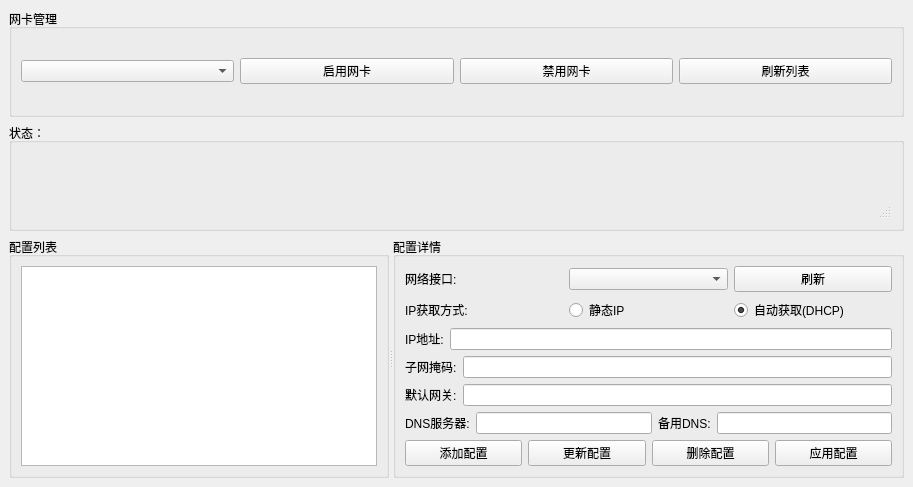
The window that NetworkConfigManager/mainwindow.ui (mawenshui/My_Tools_Project) describes before a commit, drawn with Qt 5.
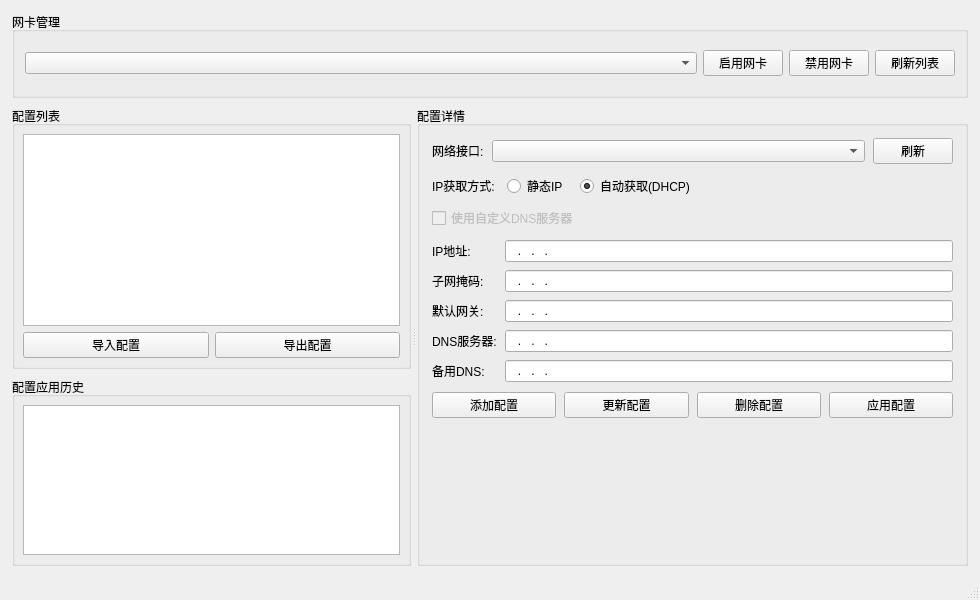
The same window after the commit. Icons and pictures are not drawn.

Patch:
```diff
--- a/NetworkConfigManager/mainwindow.ui
+++ b/NetworkConfigManager/mainwindow.ui
@@ -6,10 +6,16 @@
    <rect>
     <x>0</x>
     <y>0</y>
-    <width>913</width>
-    <height>487</height>
+    <width>980</width>
+    <height>600</height>
    </rect>
   </property>
+  <property name="minimumSize">
+   <size>
+    <width>900</width>
+    <height>550</height>
+   </size>
+  </property>
   <property name="windowTitle">
    <string>IP配置管理器(by:mws)</string>
   </property>
@@ -19,19 +25,71 @@
   </property>
   <widget class="QWidget" name="centralWidget">
    <layout class="QGridLayout" name="gridLayout_3">
+    <property name="spacing">
+     <number>8</number>
+    </property>
+    <property name="leftMargin">
+     <number>12</number>
+    </property>
+    <property name="topMargin">
+     <number>12</number>
+    </property>
+    <property name="rightMargin">
+     <number>12</number>
+    </property>
+    <property name="bottomMargin">
+     <number>12</number>
+    </property>
     <item row="0" column="0">
      <layout class="QVBoxLayout" name="verticalLayout">
+      <property name="spacing">
+       <number>8</number>
+      </property>
       <item>
        <widget class="QGroupBox" name="groupBox_Interface">
         <property name="title">
          <string>网卡管理</string>
         </property>
         <layout class="QGridLayout" name="gridLayout_2">
+         <property name="spacing">
+          <number>6</number>
+         </property>
+         <property name="leftMargin">
+          <number>10</number>
+         </property>
+         <property name="topMargin">
+          <number>10</number>
+         </property>
+         <property name="rightMargin">
+          <number>10</number>
+         </property>
+         <property name="bottomMargin">
+          <number>10</number>
+         </property>
          <item row="0" column="0">
-          <widget class="QComboBox" name="networkInterfaceCombo"/>
+          <widget class="QComboBox" name="networkInterfaceCombo">
+           <property name="sizePolicy">
+            <sizepolicy hsizetype="Expanding" vsizetype="Fixed">
+             <horstretch>0</horstretch>
+             <verstretch>0</verstretch>
+            </sizepolicy>
+           </property>
+           <property name="minimumSize">
+            <size>
+             <width>300</width>
+             <height>0</height>
+            </size>
+           </property>
+          </widget>
          </item>
          <item row="0" column="1">
           <widget class="QPushButton" name="enableInterfaceBtn">
+           <property name="minimumSize">
+            <size>
+             <width>80</width>
+             <height>0</height>
+            </size>
+           </property>
            <property name="text">
             <string>启用网卡</string>
            </property>
@@ -39,6 +97,12 @@
          </item>
          <item row="0" column="2">
           <widget class="QPushButton" name="disableInterfaceBtn">
+           <property name="minimumSize">
+            <size>
+             <width>80</width>
+             <height>0</height>
+            </size>
+           </property>
            <property name="text">
             <string>禁用网卡</string>
            </property>
@@ -46,6 +110,12 @@
          </item>
          <item row="0" column="3">
           <widget class="QPushButton" name="refreshInterfacesBtn">
+           <property name="minimumSize">
+            <size>
+             <width>80</width>
+             <height>0</height>
+            </size>
+           </property>
            <property name="text">
             <string>刷新列表</string>
            </property>
@@ -54,36 +124,118 @@
         </layout>
        </widget>
       </item>
-      <item>
-       <widget class="QGroupBox" name="groupBox_2">
-        <property name="title">
-         <string>状态：</string>
-        </property>
-        <layout class="QGridLayout" name="gridLayout">
-         <item row="0" column="0">
-          <widget class="QStatusBar" name="statusBar"/>
-         </item>
-        </layout>
-       </widget>
-      </item>
       <item>
        <widget class="QSplitter" name="splitter">
         <property name="orientation">
          <enum>Qt::Horizontal</enum>
         </property>
-        <widget class="QGroupBox" name="configGroupBox">
-         <property name="title">
-          <string>配置列表</string>
-         </property>
-         <layout class="QVBoxLayout" name="verticalLayout_2">
+        <property name="handleWidth">
+         <number>6</number>
+        </property>
+        <widget class="QWidget" name="leftPanel">
+         <layout class="QVBoxLayout" name="leftLayout">
+          <property name="spacing">
+           <number>8</number>
+          </property>
+          <property name="leftMargin">
+           <number>0</number>
+          </property>
+          <property name="topMargin">
+           <number>0</number>
+          </property>
+          <property name="rightMargin">
+           <number>0</number>
+          </property>
+          <property name="bottomMargin">
+           <number>0</number>
+          </property>
           <item>
-           <widget class="QListWidget" name="configList">
-            <property name="minimumSize">
-             <size>
-              <width>200</width>
-              <height>0</height>
-             </size>
+           <widget class="QGroupBox" name="configGroupBox">
+            <property name="title">
+             <string>配置列表</string>
             </property>
+            <layout class="QVBoxLayout" name="verticalLayout_2">
+             <property name="spacing">
+              <number>6</number>
+             </property>
+             <property name="leftMargin">
+              <number>8</number>
+             </property>
+             <property name="topMargin">
+              <number>8</number>
+             </property>
+             <property name="rightMargin">
+              <number>8</number>
+             </property>
+             <property name="bottomMargin">
+              <number>8</number>
+             </property>
+             <item>
+              <widget class="QListWidget" name="configList">
+               <property name="minimumSize">
+                <size>
+                 <width>220</width>
+                 <height>0</height>
+                </size>
+               </property>
+              </widget>
+             </item>
+             <item>
+              <layout class="QHBoxLayout" name="importExportLayout">
+               <property name="spacing">
+                <number>6</number>
+               </property>
+               <item>
+                <widget class="QPushButton" name="importButton">
+                 <property name="text">
+                  <string>导入配置</string>
+                 </property>
+                </widget>
+               </item>
+               <item>
+                <widget class="QPushButton" name="exportButton">
+                 <property name="text">
+                  <string>导出配置</string>
+                 </property>
+                </widget>
+               </item>
+              </layout>
+             </item>
+            </layout>
+           </widget>
+          </item>
+          <item>
+           <widget class="QGroupBox" name="groupBox_History">
+            <property name="title">
+             <string>配置应用历史</string>
+            </property>
+            <layout class="QVBoxLayout" name="verticalLayout_History">
+             <property name="spacing">
+              <number>6</number>
+             </property>
+             <property name="leftMargin">
+              <number>8</number>
+             </property>
+             <property name="topMargin">
+              <number>8</number>
+             </property>
+             <property name="rightMargin">
+              <number>8</number>
+             </property>
+             <property name="bottomMargin">
+              <number>8</number>
+             </property>
+             <item>
+              <widget class="QListWidget" name="historyListWidget">
+               <property name="maximumSize">
+                <size>
+                 <width>16777215</width>
+                 <height>150</height>
+                </size>
+               </property>
+              </widget>
+             </item>
+            </layout>
            </widget>
           </item>
          </layout>
@@ -93,8 +245,26 @@
           <string>配置详情</string>
          </property>
          <layout class="QVBoxLayout" name="verticalLayout_3">
+          <property name="spacing">
+           <number>10</number>
+          </property>
+          <property name="leftMargin">
+           <number>12</number>
+          </property>
+          <property name="topMargin">
+           <number>12</number>
+          </property>
+          <property name="rightMargin">
+           <number>12</number>
+          </property>
+          <property name="bottomMargin">
+           <number>12</number>
+          </property>
           <item>
            <layout class="QHBoxLayout" name="horizontalLayout_2">
+            <property name="spacing">
+             <number>8</number>
+            </property>
             <item>
              <widget class="QLabel" name="label">
               <property name="text">
@@ -103,7 +273,14 @@
              </widget>
             </item>
             <item>
-             <widget class="QComboBox" name="interfaceCombo"/>
+             <widget class="QComboBox" name="interfaceCombo">
+              <property name="sizePolicy">
+               <sizepolicy hsizetype="Expanding" vsizetype="Fixed">
+                <horstretch>0</horstretch>
+                <verstretch>0</verstretch>
+               </sizepolicy>
+              </property>
+             </widget>
             </item>
             <item>
              <widget class="QPushButton" name="refreshButton">
@@ -119,101 +296,148 @@
            </layout>
           </item>
           <item>
-           <layout class="QHBoxLayout" name="horizontalLayout_3">
+           <layout class="QVBoxLayout" name="dhcpModeLayout">
+            <property name="spacing">
+             <number>8</number>
+            </property>
             <item>
-             <widget class="QLabel" name="label_2">
-              <property name="text">
-               <string>IP获取方式:</string>
+             <layout class="QHBoxLayout" name="horizontalLayout_3">
+              <property name="spacing">
+               <number>12</number>
               </property>
-             </widget>
+              <item>
+               <widget class="QLabel" name="label_2">
+                <property name="text">
+                 <string>IP获取方式:</string>
+                </property>
+               </widget>
+              </item>
+              <item>
+               <widget class="QRadioButton" name="staticRadio">
+                <property name="text">
+                 <string>静态IP</string>
+                </property>
+               </widget>
+              </item>
+              <item>
+               <widget class="QRadioButton" name="dhcpRadio">
+                <property name="text">
+                 <string>自动获取(DHCP)</string>
+                </property>
+                <property name="checked">
+                 <bool>true</bool>
+                </property>
+               </widget>
+              </item>
+              <item>
+               <spacer name="horizontalSpacer">
+                <property name="orientation">
+                 <enum>Qt::Horizontal</enum>
+                </property>
+                <property name="sizeHint" stdset="0">
+                 <size>
+                  <width>40</width>
+                  <height>20</height>
+                 </size>
+                </property>
+               </spacer>
+              </item>
+             </layout>
             </item>
             <item>
-             <widget class="QRadioButton" name="staticRadio">
+             <widget class="QCheckBox" name="customDnsCheckBox">
               <property name="text">
-               <string>静态IP</string>
+               <string>使用自定义DNS服务器</string>
               </property>
-             </widget>
-            </item>
-            <item>
-             <widget class="QRadioButton" name="dhcpRadio">
-              <property name="text">
-               <string>自动获取(DHCP)</string>
-              </property>
-              <property name="checked">
-               <bool>true</bool>
+              <property name="enabled">
+               <bool>false</bool>
               </property>
              </widget>
             </item>
            </layout>
           </item>
           <item>
-           <layout class="QHBoxLayout" name="horizontalLayout_4">
-            <item>
+           <layout class="QFormLayout" name="formLayout">
+            <property name="spacing">
+             <number>8</number>
+            </property>
+            <item row="0" column="0">
              <widget class="QLabel" name="label_3">
               <property name="text">
                <string>IP地址:</string>
               </property>
              </widget>
             </item>
-            <item>
-             <widget class="QLineEdit" name="ipEdit"/>
+            <item row="0" column="1">
+             <widget class="QLineEdit" name="ipEdit">
+              <property name="inputMask">
+               <string>000.000.000.000; </string>
+              </property>
+             </widget>
             </item>
-           </layout>
-          </item>
-          <item>
-           <layout class="QHBoxLayout" name="horizontalLayout_5">
-            <item>
+            <item row="1" column="0">
              <widget class="QLabel" name="label_4">
               <property name="text">
                <string>子网掩码:</string>
               </property>
              </widget>
             </item>
-            <item>
-             <widget class="QLineEdit" name="subnetEdit"/>
+            <item row="1" column="1">
+             <widget class="QLineEdit" name="subnetEdit">
+              <property name="inputMask">
+               <string>000.000.000.000; </string>
+              </property>
+             </widget>
             </item>
-           </layout>
-          </item>
-          <item>
-           <layout class="QHBoxLayout" name="horizontalLayout_6">
-            <item>
+            <item row="2" column="0">
              <widget class="QLabel" name="label_5">
               <property name="text">
                <string>默认网关:</string>
               </property>
              </widget>
             </item>
-            <item>
-             <widget class="QLineEdit" name="gatewayEdit"/>
+            <item row="2" column="1">
+             <widget class="QLineEdit" name="gatewayEdit">
+              <property name="inputMask">
+               <string>000.000.000.000; </string>
+              </property>
+             </widget>
             </item>
-           </layout>
-          </item>
-          <item>
-           <layout class="QHBoxLayout" name="horizontalLayout_7">
-            <item>
+            <item row="3" column="0">
              <widget class="QLabel" name="label_6">
               <property name="text">
                <string>DNS服务器:</string>
               </property>
              </widget>
             </item>
-            <item>
-             <widget class="QLineEdit" name="primaryDnsEdit"/>
+            <item row="3" column="1">
+             <widget class="QLineEdit" name="primaryDnsEdit">
+              <property name="inputMask">
+               <string>000.000.000.000; </string>
+              </property>
+             </widget>
             </item>
-            <item>
+            <item row="4" column="0">
              <widget class="QLabel" name="label_7">
               <property name="text">
                <string>备用DNS:</string>
               </property>
              </widget>
             </item>
-            <item>
-             <widget class="QLineEdit" name="secondaryDnsEdit"/>
+            <item row="4" column="1">
+             <widget class="QLineEdit" name="secondaryDnsEdit">
+              <property name="inputMask">
+               <string>000.000.000.000; </string>
+              </property>
+             </widget>
             </item>
            </layout>
           </item>
           <item>
            <layout class="QHBoxLayout" name="horizontalLayout_8">
+            <property name="spacing">
+             <number>8</number>
+            </property>
             <item>
              <widget class="QPushButton" name="addButton">
               <property name="text">
@@ -237,6 +461,12 @@
             </item>
             <item>
              <widget class="QPushButton" name="applyButton">
+              <property name="minimumSize">
+               <size>
+                <width>90</width>
+                <height>0</height>
+               </size>
+              </property>
               <property name="text">
                <string>应用配置</string>
               </property>
@@ -244,6 +474,19 @@
             </item>
            </layout>
           </item>
+          <item>
+           <spacer name="verticalSpacer">
+            <property name="orientation">
+             <enum>Qt::Vertical</enum>
+            </property>
+            <property name="sizeHint" stdset="0">
+             <size>
+              <width>20</width>
+              <height>20</height>
+             </size>
+            </property>
+           </spacer>
+          </item>
          </layout>
         </widget>
        </widget>
@@ -252,6 +495,7 @@
     </item>
    </layout>
   </widget>
+  <widget class="QStatusBar" name="statusBar"/>
  </widget>
  <resources/>
  <connections/>
```
